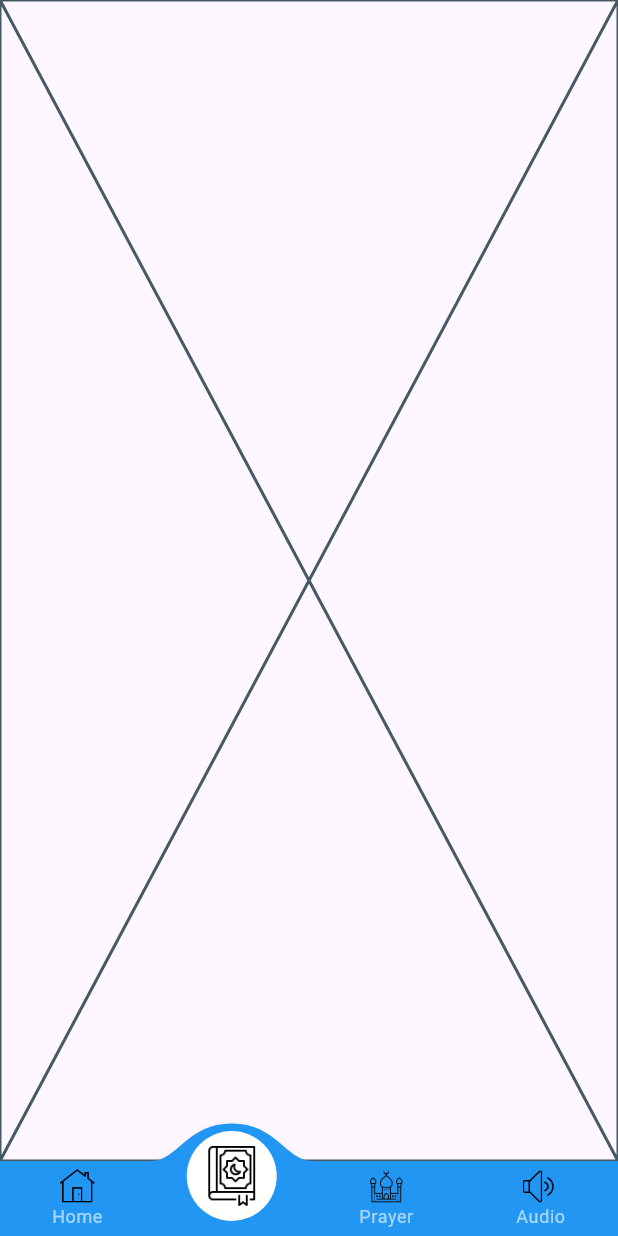
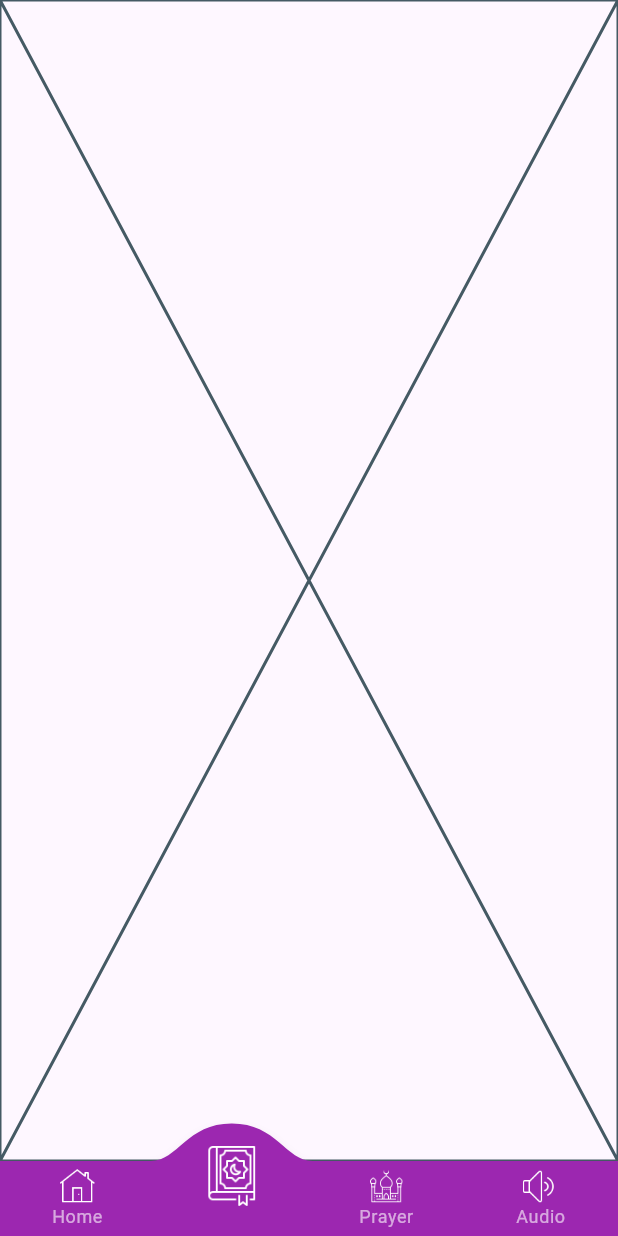
Before and after one commit to mohammadhamza16/kareep, a Flutter app: the MainView screen opened directly, item 2 of the bottom bar chosen, on a phone screen of 412 x 824 dp. Run offline on Flutter 3.47's test engine with Material 3 defaults, Android fonts, the phone set to English and light mode, and no system bars; drawn by our look-alikes of convex_bottom_bar; our stand-ins replace hijri, introduction_screen; network calls fail.

Commit message:
aya of the day feature

```diff
--- a/lib/features/aya_of_day/model/aya_of_the_day_model.dart
+++ b/lib/features/aya_of_day/model/aya_of_the_day_model.dart
@@ -2,7 +2,7 @@ class AyaOfTheDayModel {
   final String ayaInArabic;
   final String ayaEnglishTranslation;
   final String suraEnlishName;
-  final String suraNumber;
+  final int suraNumber;
 
   AyaOfTheDayModel({
     required this.ayaInArabic,
--- a/lib/features/home/view/widgets/build_backgrond.dart
+++ b/lib/features/home/view/widgets/build_backgrond.dart
@@ -8,6 +8,7 @@ class BuildBackground extends StatelessWidget {
     return Container(
       decoration: const BoxDecoration(
         image: DecorationImage(
+          opacity: .8,
           fit: BoxFit.cover,
           image: AssetImage('assets/images/background_img.jpg'),
         ),
--- a/lib/features/main_view.dart
+++ b/lib/features/main_view.dart
@@ -22,29 +22,45 @@ class _MainViewState extends State<MainView> {
   ];
   @override
   Widget build(BuildContext context) {
-    return Scaffold(
+    return SafeArea(
+      child: Scaffold(
         body: views[index],
         bottomNavigationBar: ConvexAppBar(
+          backgroundColor: Colors.purple,
+          activeColor: Colors.purple,
           items: [
             TabItem(
-            icon: Image.asset('assets/images/home.png'),
+              icon: Image.asset(
+                'assets/images/home.png',
+                color: Colors.white,
+              ),
               title: 'Home',
             ),
             TabItem(
-            icon: Image.asset('assets/images/holyQuran.png'),
+              icon: Image.asset(
+                'assets/images/holyQuran.png',
+                color: Colors.white,
+              ),
               title: 'Quran',
             ),
             TabItem(
-            icon: Image.asset('assets/images/mosque.png'),
+              icon: Image.asset(
+                'assets/images/mosque.png',
+                color: Colors.white,
+              ),
               title: 'Prayer',
             ),
             TabItem(
-            icon: Image.asset('assets/images/audio.png'),
+              icon: Image.asset(
+                'assets/images/audio.png',
+                color: Colors.white,
+              ),
               title: 'Audio',
             ),
           ],
           initialActiveIndex: 0,
           onTap: updateIndex,
+        ),
       ),
     );
   }
--- a/lib/main.dart
+++ b/lib/main.dart
@@ -11,6 +11,7 @@
   @override
   Widget build(BuildContext context) {
     return const MaterialApp(
+      debugShowCheckedModeBanner: false,
       home: SplashView(),
     );
   }
```
Also changed, not shown: lib/features/home/view/home_view.dart (+146 -9 lines), lib/features/splash/veiw/splash_view.dart (+23 -9 lines), lib/features/aya_of_day/services/api_service.dart (renamed from lib/services/api_service.dart). Lines whose indentation alone changed are shown as unchanged.
